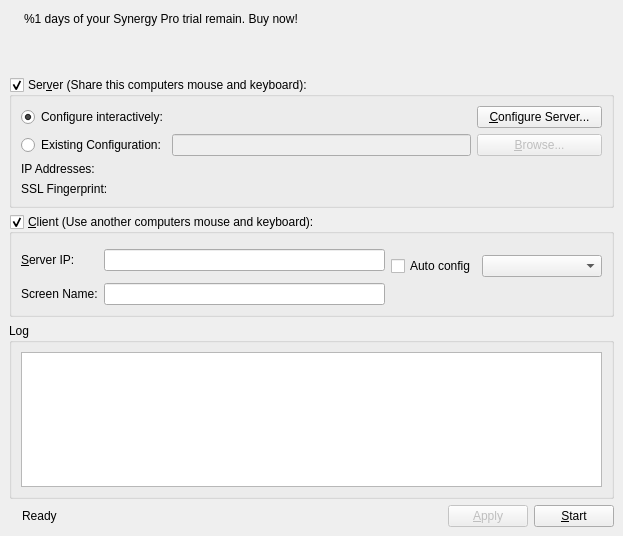
Qt form src/gui/src/MainWindowBase.ui (unalkalkan/synergy) before a commit.
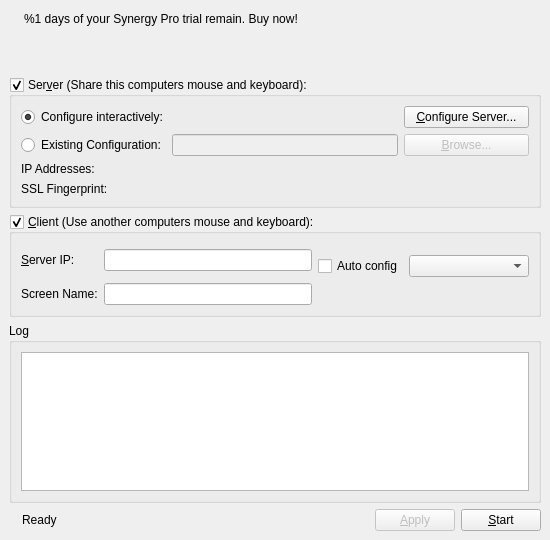
The same form after that commit. Icons and pictures are not drawn.

```diff
--- a/src/gui/src/MainWindowBase.ui
+++ b/src/gui/src/MainWindowBase.ui
@@ -6,8 +6,8 @@
    <rect>
     <x>0</x>
     <y>0</y>
-    <width>623</width>
-    <height>536</height>
+    <width>550</width>
+    <height>540</height>
    </rect>
   </property>
   <property name="sizePolicy">
```
